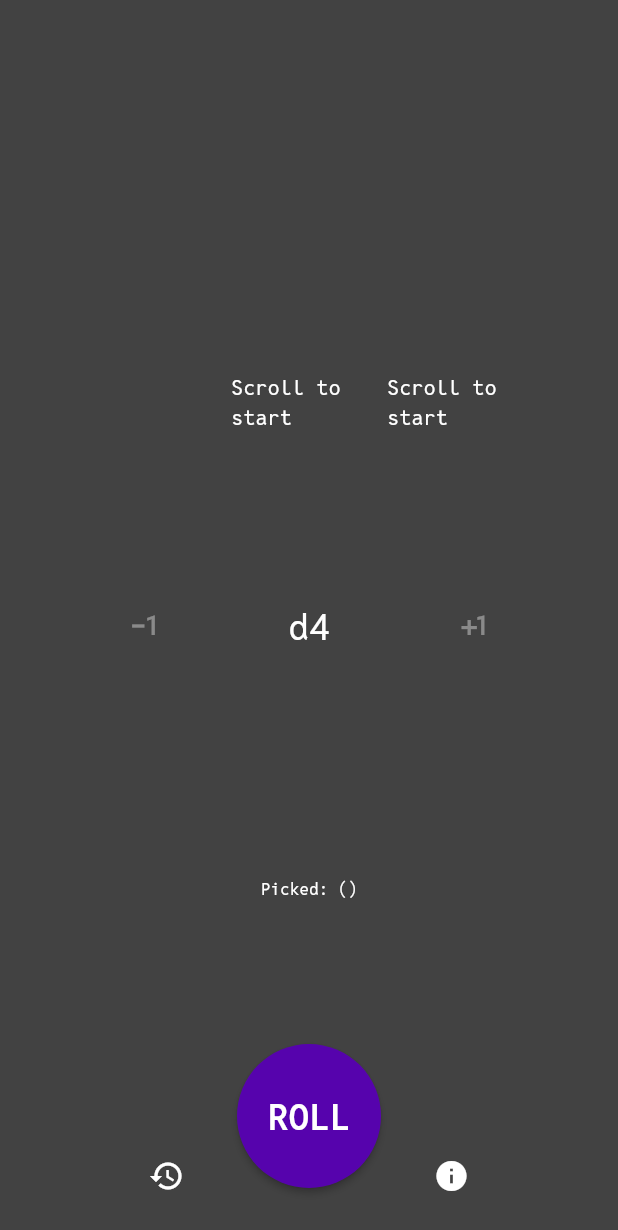
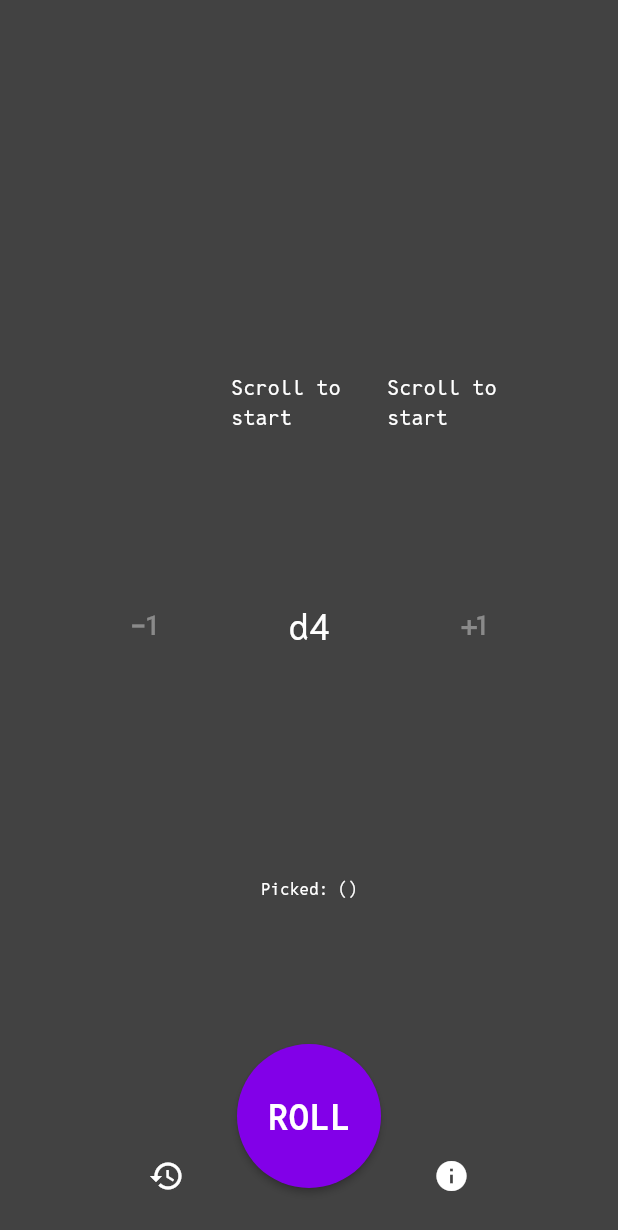
Before and after one commit to liviacnasc/simple_dice_app_flutter, a Flutter app: the screen it shows after launch, on a phone screen of 412 x 824 dp. Shown: the top 1230 px of the screen. Run offline on Flutter 3.47's test engine with Material 3 defaults, Android fonts, the phone set to English and light mode, and no system bars; our stand-ins replace lucide_icons, objectbox; generated files the repository leaves out were written again.

Commit message:
change assets

```diff
--- a/lib/main.dart
+++ b/lib/main.dart
@@ -26,7 +26,7 @@ class NiceDice extends StatelessWidget {
           colorScheme: const ColorScheme(
             background: Color.fromARGB(255, 22, 22, 22),
             brightness: Brightness.dark,
-            primary: Color(0xFF5603AD),
+            primary: Color(0xFF8200e8),
             onPrimary: Colors.white,
             secondary: Color(0xFFAB5EFD),
             onSecondary: Colors.white,
```
Also changed, not shown: assets/images/d10.png, assets/images/d12.png, assets/images/d20.png, assets/images/d4.png, assets/images/d6.png, assets/images/d8.png.
